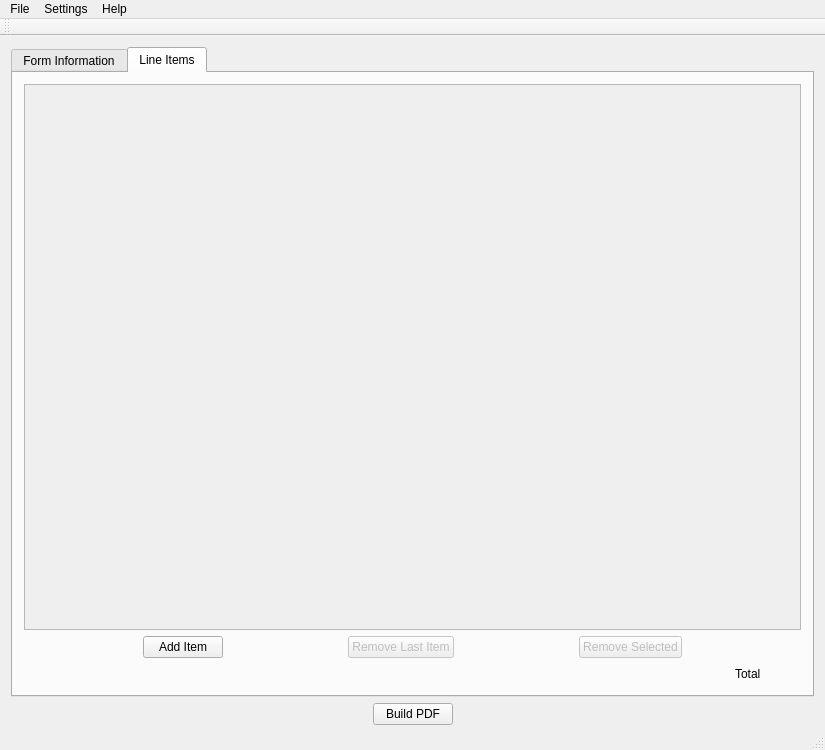
The window that invoicer.ui (djallen89/Invoicer) describes before a commit, drawn with Qt 5.
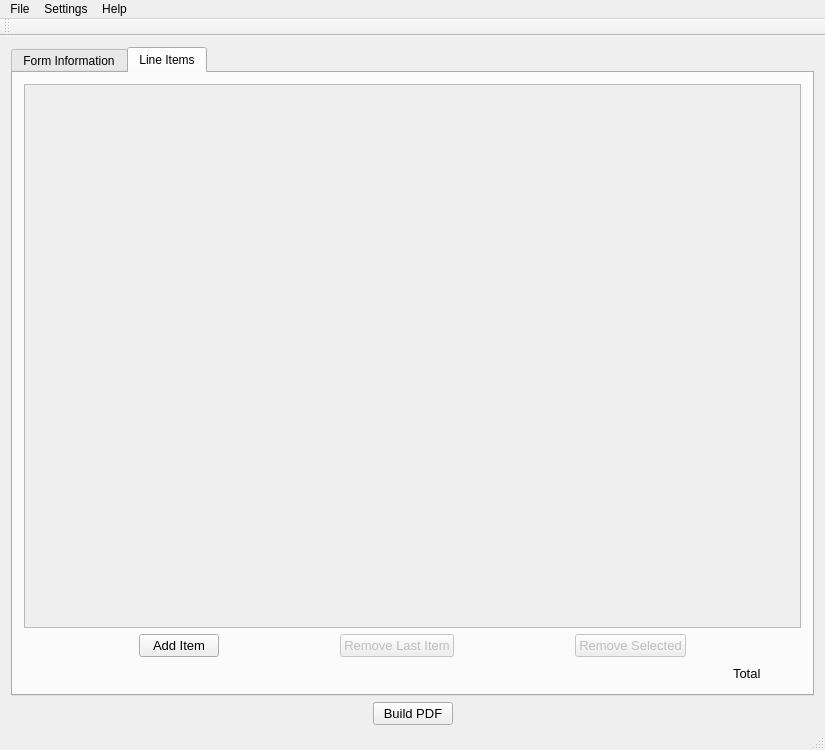
The same window after the commit.

```diff
--- a/invoicer.ui
+++ b/invoicer.ui
@@ -238,6 +238,11 @@
               </item>
               <item>
                <widget class="QPushButton" name="addLineItemButton">
+                <property name="font">
+                 <font>
+                  <pointsize>10</pointsize>
+                 </font>
+                </property>
                 <property name="text">
                  <string>Add Item</string>
                 </property>
@@ -261,6 +266,11 @@
                 <property name="enabled">
                  <bool>false</bool>
                 </property>
+                <property name="font">
+                 <font>
+                  <pointsize>10</pointsize>
+                 </font>
+                </property>
                 <property name="text">
                  <string>Remove Last Item</string>
                 </property>
@@ -284,6 +294,11 @@
                 <property name="enabled">
                  <bool>false</bool>
                 </property>
+                <property name="font">
+                 <font>
+                  <pointsize>10</pointsize>
+                 </font>
+                </property>
                 <property name="text">
                  <string>Remove Selected</string>
                 </property>
@@ -321,6 +336,11 @@
               </item>
               <item>
                <widget class="QLabel" name="totalLabel">
+                <property name="font">
+                 <font>
+                  <pointsize>10</pointsize>
+                 </font>
+                </property>
                 <property name="text">
                  <string>Total</string>
                 </property>
@@ -370,6 +390,11 @@
         </item>
         <item>
          <widget class="QPushButton" name="buildPDFButton">
+          <property name="font">
+           <font>
+            <pointsize>10</pointsize>
+           </font>
+          </property>
           <property name="text">
            <string>Build PDF</string>
           </property>
```
Left out of the diff: 9 changed lines with no effect on the pictures.
